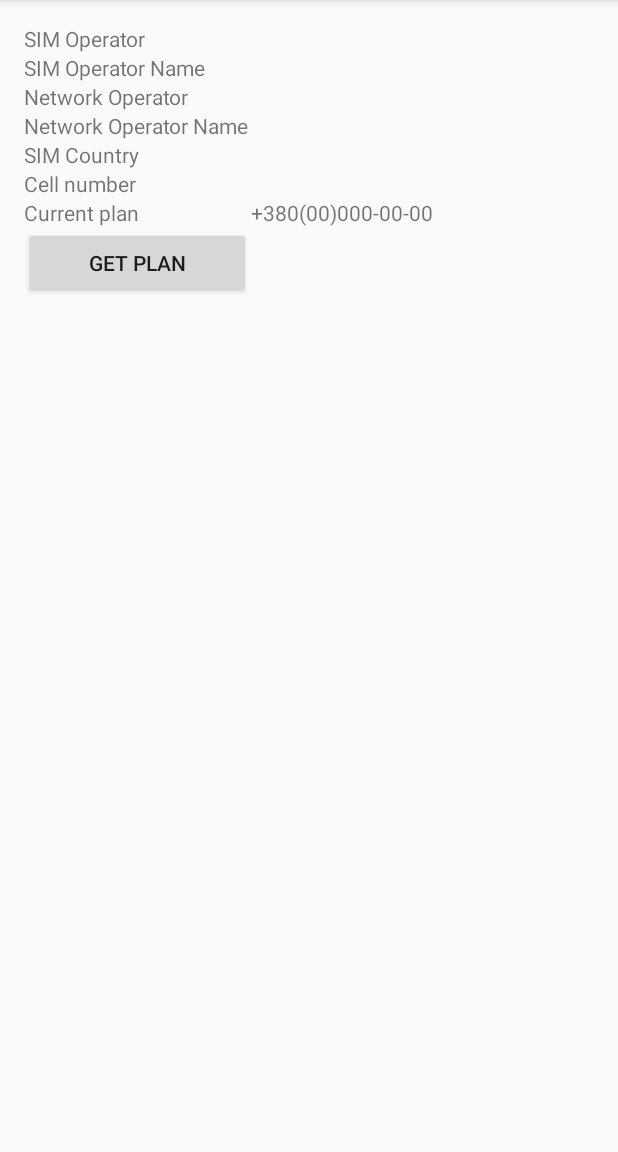
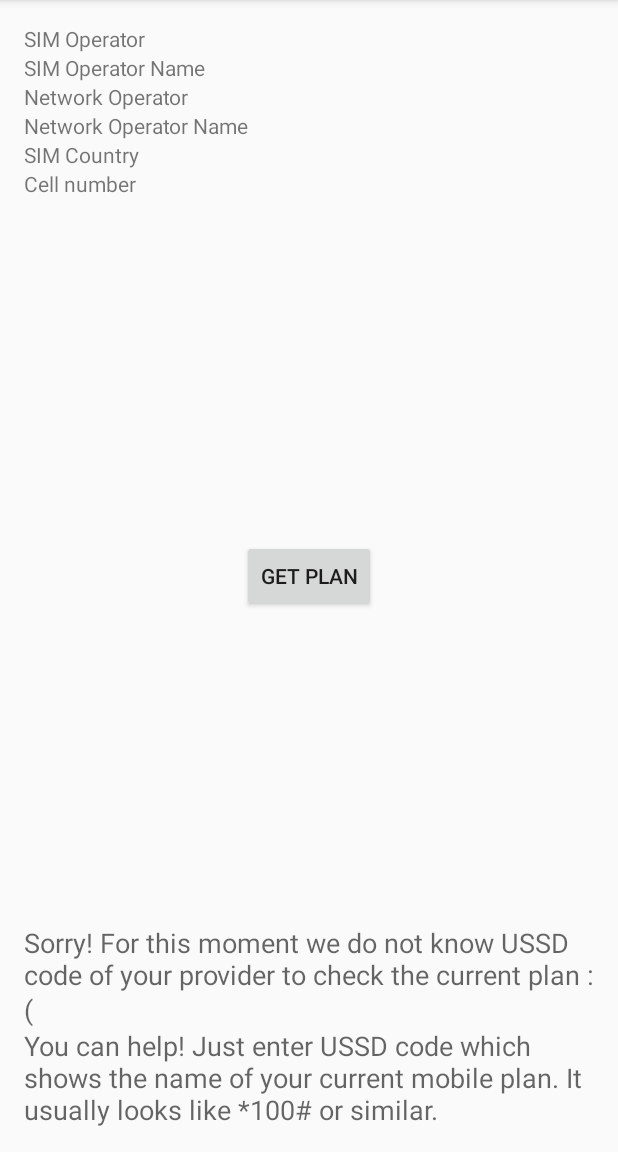
Before and after one commit to olegdvd/MyApplication, an Android app: the screen it shows after launch (MainActivity), after a tap on "GET PLAN", on a phone screen of 412 x 824 dp, the part 84-1236 px from its top. Run offline under Robolectric (Android 15) with nearby library versions, the phone set to English and light mode, and no system bars; 2 statements that could not run were skipped.

Commit message:
Добавил загрузку USSD кодов из csv файла

```diff
--- /dev/null
+++ b/app/src/main/java/com/example/otereshchenko/myapplication/CSVFile.java
@@ -0,0 +1,40 @@
+package com.example.otereshchenko.myapplication;
+
+import java.io.BufferedReader;
+import java.io.IOException;
+import java.io.InputStream;
+import java.io.InputStreamReader;
+import java.util.ArrayList;
+import java.util.List;
+
+public class CSVFile {
+    InputStream inputStream;
+
+    public CSVFile(InputStream inputStream){
+        this.inputStream = inputStream;
+    }
+
+    public List<String[]> read(){
+        List<String[]> resultList = new ArrayList<String[]>();
+        BufferedReader reader = new BufferedReader(new InputStreamReader(inputStream));
+        try {
+            String csvLine;
+            while ((csvLine = reader.readLine()) != null) {
+                String[] row = csvLine.split(",");
+                resultList.add(row);
+            }
+        }
+        catch (IOException ex) {
+            throw new RuntimeException("Error in reading CSV file: "+ex);
+        }
+        finally {
+            try {
+                inputStream.close();
+            }
+            catch (IOException e) {
+                throw new RuntimeException("Error while closing input stream: "+e);
+            }
+        }
+        return resultList;
+    }
+}
--- a/app/src/main/java/com/example/otereshchenko/myapplication/MainActivity.java
+++ b/app/src/main/java/com/example/otereshchenko/myapplication/MainActivity.java
@@ -11,9 +11,17 @@ import android.view.View;
 import android.widget.Button;
 import android.widget.TextView;
 
+import java.io.InputStream;
+import java.util.Arrays;
+import java.util.List;
+
 
 public class MainActivity extends ActionBarActivity {
     Button get_plan_btn;
+    String first_card_plan_check;
+    String first_card_balance_check;
+    String provider_index;
+    String message_string;
 
     @Override
     protected void onCreate(Bundle savedInstanceState) {
@@ -27,6 +35,9 @@ public class MainActivity extends ActionBarActivity {
         TextView my_net_operator_name = (TextView) findViewById(R.id.net_operator_name);
         TextView my_line1 = (TextView) findViewById(R.id.get_line1);
         TextView my_sim_country = (TextView) findViewById(R.id.get_sim_country);
+       // TextView get_current_plan = (TextView) findViewById(R.id.get_current_plan);
+        final TextView message = (TextView) findViewById(R.id.message);
+
 
         my_operator.setText(my_number.getSimOperator());
         my_operator_name.setText(my_number.getSimOperatorName());
@@ -37,13 +48,36 @@ public class MainActivity extends ActionBarActivity {
 
         Button get_plan_btn = (Button) findViewById(R.id.get_plan_btn);
 
+        InputStream inputStream = getResources().openRawResource(R.raw.mccmnc);
+        CSVFile csvFile = new CSVFile(inputStream);
+        List<String[]> scoreList = csvFile.read();
+
+        String catname = "";
+        for (int i = 0; i < scoreList.size(); i++) {
+            String[] strings = scoreList.get(i);
+            for (int j = 0; j < 1; j++) {
+                if (strings[1].contains(my_number.getSimOperator())) {
+                    provider_index = strings[1];
+                    first_card_plan_check = strings[2];
+                    first_card_balance_check = strings[3];
+                }
+            }
+            System.out.println();
+        }
+        message.setText("Запрос тарифа: " + first_card_plan_check + " Запрос баланса: " + first_card_balance_check);
+
+        //first_card_plan_check = "*100*01*2#";
         get_plan_btn.setOnClickListener(new View.OnClickListener() {
             @Override
             public void onClick(View v) {
-
-                String encodedHash = Uri.encode("*01*2#");
-                String ussd = "*100" + encodedHash;
-                startActivityForResult(new Intent("android.intent.action.CALL", Uri.parse("tel:" + ussd)), 1);
+                if (first_card_balance_check.contains("*")) {
+                    String encodedHash = Uri.encode(first_card_plan_check);
+                    String ussd = "" + encodedHash;
+                    startActivityForResult(new Intent("android.intent.action.CALL", Uri.parse("tel:" + ussd)), 1);
+                } else {
+                    message.setText(getString(R.string.ussd_not_found) +"\n"+ getString(R.string.you_can_help_ussd)
+                    );
+                }
 
             }
         });
--- a/app/src/main/res/layout/main.xml
+++ b/app/src/main/res/layout/main.xml
@@ -1,6 +1,6 @@
 <RelativeLayout xmlns:android="http://schemas.android.com/apk/res/android"
     xmlns:tools="http://schemas.android.com/tools"
-    android:layout_width="match_parent"
+    android:layout_width="fill_parent"
     android:layout_height="match_parent"
     android:paddingBottom="@dimen/activity_vertical_margin"
     android:paddingLeft="@dimen/activity_horizontal_margin"
@@ -116,33 +116,20 @@
         android:layout_alignLeft="@+id/get_sim_country"
         android:layout_alignStart="@+id/get_sim_country" />
 
-    <TextView
-        android:id="@+id/textView3"
-        android:layout_width="wrap_content"
-        android:layout_height="wrap_content"
-        android:text="@string/current_plan_lbl"
-        android:layout_below="@+id/textView2"
-        android:layout_alignParentLeft="true"
-        android:layout_alignParentStart="true" />
-
-    <TextView
-        android:id="@+id/get_current_plan"
-        android:layout_width="wrap_content"
-        android:layout_height="wrap_content"
-        android:text="@string/my_number"
-        android:layout_alignTop="@+id/textView3"
-        android:layout_alignLeft="@+id/get_line1"
-        android:layout_alignStart="@+id/get_line1" />
-
     <Button
         android:layout_width="wrap_content"
         android:layout_height="wrap_content"
         android:text="@string/get_plan_btn_lbl"
         android:id="@+id/get_plan_btn"
-        android:layout_below="@+id/textView3"
-        android:layout_alignParentLeft="true"
-        android:layout_alignParentStart="true"
-        android:layout_toLeftOf="@+id/get_current_plan"
-        android:layout_toStartOf="@+id/get_current_plan" />
+        android:layout_centerInParent="true" />
+
+    <TextView
+        android:layout_width="wrap_content"
+        android:layout_height="wrap_content"
+        android:textAppearance="?android:attr/textAppearanceMedium"
+        android:text="@string/current_plan"
+        android:id="@+id/message"
+        android:layout_alignParentBottom="true"
+        android:layout_centerHorizontal="true" />
 
 </RelativeLayout>
--- a/app/src/main/res/values/strings.xml
+++ b/app/src/main/res/values/strings.xml
@@ -12,5 +12,8 @@
     <string name="mobile_number_lbl">Cell number</string>
     <string name="current_plan_lbl">Current plan</string>
     <string name="get_plan_btn_lbl">Get plan</string>
+    <string name="current_plan">For obtaining of your current plan press GET PLAN</string>
+    <string name="ussd_not_found">Sorry! For this moment we do not know USSD code of your provider to check the current plan  :(</string>
+    <string name="you_can_help_ussd">You can help! Just enter USSD code which shows the name of your current mobile plan. It usually looks like *100# or similar.</string>
 
 </resources>
```
Also changed, not shown: app/src/main/AndroidManifest.xml (+9 -4 lines), app/src/main/java/com/example/otereshchenko/myapplication/ItemArrayAdapter.java (added, +62 -0 lines), app/src/main/java/com/example/otereshchenko/myapplication/ProviderArrayAdapter.java (added, +61 -0 lines), app/src/main/res/layout/item_layout.xml (added, +19 -0 lines), 1 other file.
